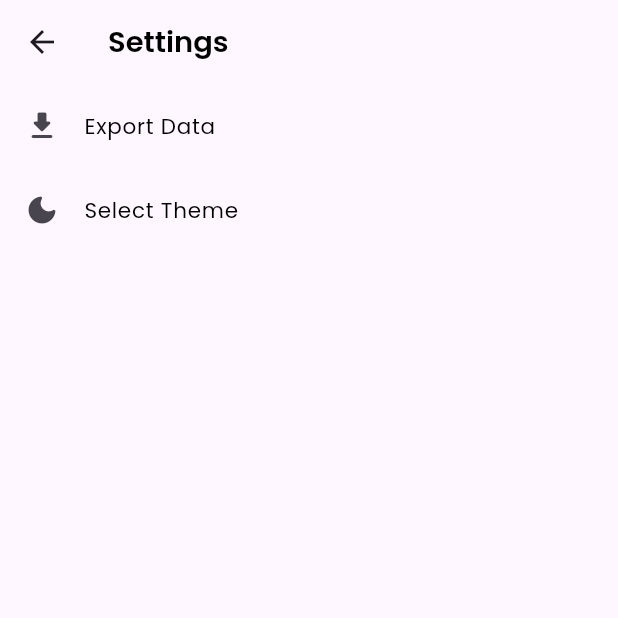
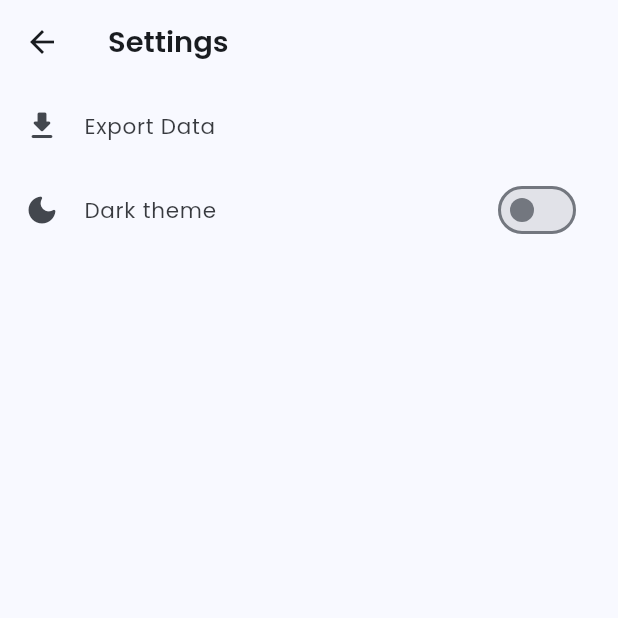
Before and after one commit to jyodesh10/MyTracker, a Flutter app: the screen it shows after launch, after a tap on the "settings" icon, on a phone screen of 412 x 824 dp, the top half of it. Run offline on Flutter 3.47's test engine with Material 3 defaults, Android fonts, the phone set to English and light mode, and no system bars; our stand-ins replace equatable, fl_chart, flutter_bloc, google_fonts, isar, permission_handler and 2 more; accounts and stored records are empty; generated files the repository leaves out were written again.

Commit message:
theme switcher shared prefs

```diff
--- a/lib/cubit/expenses_cubit/expenses_cubit.dart
+++ b/lib/cubit/expenses_cubit/expenses_cubit.dart
@@ -1,4 +1,5 @@
 import 'package:equatable/equatable.dart';
+import 'package:flutter/material.dart';
 import 'package:flutter_bloc/flutter_bloc.dart';
 import 'package:isar/isar.dart';
 import 'package:my_tracker/db/expenses.dart';
@@ -27,6 +28,18 @@ class ExpensesCubit extends Cubit<ExpensesState> {
     try {
       emit(ExpensesLoading());
       var data = await DbController.isar.expenses.filter().dateBetween(DateTime.now().subtract(Duration(days: DateTime.now().day)), DateTime.now()).sortByDateDesc().findAll();
+      category = data.map((e) => e.category).toSet().toList();
+      emit(ExpensesLoaded(expenses: data, category: category));
+    } on Exception {
+      emit(ExpensesError());
+    }
+
+  }
+
+  fetchExpensesCustom({required DateTimeRange<DateTime> dateRange}) async {
+    try {
+      emit(ExpensesLoading());
+      var data = await DbController.isar.expenses.filter().dateBetween(dateRange.start, dateRange.end).sortByDateDesc().findAll();
       category = data.map((e) => e.category).toSet().toList();
       emit(ExpensesLoaded(expenses: data, category: category));
     } on Exception {
--- /dev/null
+++ b/lib/cubit/theme_cubit/theme_cubit.dart
@@ -0,0 +1,22 @@
+import 'package:equatable/equatable.dart';
+import 'package:flutter_bloc/flutter_bloc.dart';
+import 'package:my_tracker/utils/shared_pref.dart';
+
+part 'theme_state.dart';
+
+class ThemeCubit extends Cubit<bool> {
+  ThemeCubit() : super(false);
+
+  void checkTheme() {
+    if(SharedPref.read("isDarkTheme")!=null) {
+      emit(SharedPref.read("isDarkTheme"));
+    } else {
+      emit(state);
+    }
+  }
+
+  void toggleTheme() {
+    SharedPref.write("isDarkTheme", !state);
+    emit(!state);
+  }
+}
--- a/lib/main.dart
+++ b/lib/main.dart
@@ -2,19 +2,29 @@ import 'package:flutter/material.dart';
 import 'package:flutter_bloc/flutter_bloc.dart';
 import 'package:my_tracker/cubit/category_cubit/category_cubit.dart';
 import 'package:my_tracker/cubit/expenses_cubit/expenses_cubit.dart';
+import 'package:my_tracker/cubit/theme_cubit/theme_cubit.dart';
 import 'package:my_tracker/db_controller/db_controller.dart';
 import 'package:my_tracker/pages/home_page.dart';
 import 'package:responsive_sizer/responsive_sizer.dart';
 
 import 'cubit/amount_cubit/amount_cubit.dart';
+import 'utils/shared_pref.dart';
+
+final lightTheme = ThemeData(
+  colorScheme: ColorScheme.fromSeed(seedColor: Colors.blue, brightness: Brightness.light),
+);
+
+final darkTheme = ThemeData(
+  colorScheme: ColorScheme.fromSeed(seedColor: Colors.blue, brightness: Brightness.dark),
+);
 
 void main() async {
   await _setup();
-  runApp(const MyApp());
-
+  await SharedPref.init();
+  runApp(BlocProvider(create: (context) => ThemeCubit()..checkTheme(), child: MyApp()));
 }
 
-Future<void> _setup() async{
+Future<void> _setup() async {
   WidgetsFlutterBinding.ensureInitialized();
   await DbController.setup();
 }
@@ -22,27 +32,50 @@ Future<void> _setup() async{
 class MyApp extends StatelessWidget {
   const MyApp({super.key});
 
-  // This widget is the root of your application.
   @override
   Widget build(BuildContext context) {
+    return BlocBuilder<ThemeCubit, bool>(
+      builder: (context, state) {
         return ResponsiveSizer(
-      builder: (p0, p1, p2) =>
-        MultiBlocProvider(
+          builder: (p0, p1, p2) => MultiBlocProvider(
             providers: [
               BlocProvider(create: (context) => AmountCubit()),
-            BlocProvider(create: (context) => ExpensesCubit()..fetchExpenses()),
-            BlocProvider(create: (context) => CategoryCubit()..fetchCategories()),
-            BlocProvider(create: (context) => CategoryCubit()..addCategories()),
+              BlocProvider(
+                create: (context) {
+                  if(SharedPref.read("tab")!=null) {
+                    switch (SharedPref.read("tab")) {
+                      case 0:
+                        return ExpensesCubit()..fetchExpenses();
+                      case 1:
+                        return ExpensesCubit()..fetchExpensesToday();
+                      case 2:
+                        return ExpensesCubit()..fetchExpensesThisMonth();
+                      default:
+                        return ExpensesCubit()..fetchExpenses();
+                    }
+                  } else {
+                    return ExpensesCubit()..fetchExpenses();
+                  }
+                }
+              ),
+              BlocProvider(
+                create: (context) => CategoryCubit()..fetchCategories(),
+              ),
+              BlocProvider(
+                create: (context) => CategoryCubit()..addCategories(),
+              ),
             ],
             child: MaterialApp(
               title: 'Flutter Demo',
               debugShowCheckedModeBanner: false,
-            theme: ThemeData(
-              colorScheme: ColorScheme.fromSeed(seedColor: Colors.deepPurple),
+              theme: lightTheme,
+              darkTheme: darkTheme,
+              themeMode: state ?  ThemeMode.dark : ThemeMode.light,
+              home: HomePage(),
             ),
-            home: HomePage()
           ),
-        )
+        );
+      },
     );
   }
 }
--- a/lib/pages/home_page.dart
+++ b/lib/pages/home_page.dart
@@ -7,6 +7,7 @@ import 'package:my_tracker/pages/add_expense_page.dart';
 import 'package:my_tracker/pages/edit_expense_page.dart';
 import 'package:my_tracker/pages/settings_page.dart';
 import 'package:my_tracker/utils/dateformatter.dart';
+import 'package:my_tracker/utils/shared_pref.dart';
 import 'package:my_tracker/widgets/indicator.dart';
 import 'package:responsive_sizer/responsive_sizer.dart';
 
@@ -46,30 +47,49 @@ class _HomePageState extends State<HomePage> with SingleTickerProviderStateMixin
   @override
   void initState() {
     super.initState();
-    tabController = TabController(length: 3, vsync: this, animationDuration: Duration(milliseconds: 100))..addListener(() {
+    tabController = TabController(initialIndex: SharedPref.read("tab") ?? 0, length: 4, vsync: this, animationDuration: Duration(milliseconds: 100))..addListener(() {
       handleTabChange(tabController.index);
     },);
   }
 
-  void handleTabChange(int value) {
+  void handleTabChange(int value) async {
     if (tab == value) return; // Do nothing if tab hasn't changed
     tab = value;
+    SharedPref.write("tab", value);
     if (value == 0) {
       context.read<ExpensesCubit>().fetchExpenses();
     } else if (value == 1) {
       context.read<ExpensesCubit>().fetchExpensesToday();
+    } else if (value == 2) {
+      context.read<ExpensesCubit>().fetchExpensesThisMonth();
     } else {
-      context.read<ExpensesCubit>().fetchExpensesThisMonth();
+      DateTimeRange<DateTime>? dateRange = await showDateRangePicker(
+        context: context,
+        barrierColor: Colors.white,
+        firstDate: DateTime(2001),
+        lastDate: DateTime(2050),
+        // builder: (context, child) => Theme(
+        //   data: ThemeD,
+        //   child: child!
+        // ),
+
+      );
+      if(dateRange !=null) {
+        if(mounted) {
+          context.read<ExpensesCubit>().fetchExpensesCustom(dateRange: dateRange);
+        }
+      }
     }
   }
 
   @override
   Widget build(BuildContext context) {
     return Scaffold(
-      backgroundColor: Colors.white,
+      backgroundColor: Theme.of(context).colorScheme.surface,
       body: SafeArea(
-        child: CustomScrollView(
-          slivers: [
+        child: NestedScrollView(
+          headerSliverBuilder: (context, innerBoxIsScrolled) {
+            return [
               SliverToBoxAdapter(
                 child: BlocBuilder<ExpensesCubit, ExpensesState>(
                   builder: (context, state) {
@@ -93,7 +113,7 @@ class _HomePageState extends State<HomePage> with SingleTickerProviderStateMixin
                                       return PieChartSectionData(
                                         value: double.parse(sumup(state.expenses.where((e) => e.category == state.category[index]).toList().map((e) => double.parse(e.amount.toString())).toList())),
                                         title: state.category[index],
-                                      titleStyle: lighttitlestyle.copyWith(fontSize: 12.sp),
+                                        titleStyle: lighttitlestyle(context).copyWith(fontSize: 12.sp),
                                         color: harmoniousColors[index % harmoniousColors.length],
                                         radius: 22.sp,
                                         showTitle: false,
@@ -121,7 +141,7 @@ class _HomePageState extends State<HomePage> with SingleTickerProviderStateMixin
                                 state is ExpensesLoaded
                                   ? "€ ${sumup(state.expenses.map((e) => double.parse(e.amount.toString())).toList())}"
                                   : "€ 000",
-                              style: titlestyle.copyWith(
+                                style: titlestyle(context).copyWith(
                                   color: Colors.blueAccent,
                                   fontSize: 22.sp,
                                 ),
@@ -161,7 +181,7 @@ class _HomePageState extends State<HomePage> with SingleTickerProviderStateMixin
                 ),
               ),
               SliverAppBar(
-              backgroundColor: Colors.white,
+                backgroundColor: Theme.of(context).colorScheme.surface,
                 surfaceTintColor: Colors.white,
                 pinned: true,
                 elevation: 0,
@@ -177,7 +197,7 @@ class _HomePageState extends State<HomePage> with SingleTickerProviderStateMixin
                       indicatorWeight: 2.sp,
                       labelColor: Colors.blueAccent,
                       dividerHeight: 0,
-                    labelStyle: lighttitlestyle.copyWith(fontSize: 14.sp),
+                      labelStyle: lighttitlestyle(context).copyWith(fontSize: 14.sp),
                       onTap: (value) {
                         handleTabChange(value);
                       },
@@ -185,18 +205,21 @@ class _HomePageState extends State<HomePage> with SingleTickerProviderStateMixin
                         Tab(text: "All"),
                         Tab(text: "Today"),
                         Tab(text: "This month"),
+                        Tab(text: "Custom"),
                       ],
                     ),
                   ),
                 ),
               ),
-            SliverFillRemaining(
-              child: BlocBuilder<ExpensesCubit, ExpensesState>(
+            ];
+          },
+          body: BlocBuilder<ExpensesCubit, ExpensesState>(
             builder: (context, state) {
               if (state is ExpensesLoaded) {
                 return TabBarView(
                   controller: tabController,
                   children: [
+                    _buildExpensesListView(state),
                     _buildExpensesListView(state),
                     _buildExpensesListView(state),
                     _buildExpensesListView(state),
@@ -210,8 +233,6 @@ class _HomePageState extends State<HomePage> with SingleTickerProviderStateMixin
               }
             },
           )
-            )
-          ],
         ),
       ),
       floatingActionButton: FloatingActionButton(
@@ -231,9 +252,8 @@ class _HomePageState extends State<HomePage> with SingleTickerProviderStateMixin
 
   _buildExpensesListView(ExpensesLoaded state) {
     return ListView.builder(
-      shrinkWrap: true,
       itemCount: state.expenses.length,
-      physics: NeverScrollableScrollPhysics(),
+      padding: EdgeInsets.only(bottom: 30.sp),
       itemBuilder: (context, index) {
         return ListTile(
           contentPadding: EdgeInsets.only(left: 15.sp),
@@ -241,7 +261,7 @@ class _HomePageState extends State<HomePage> with SingleTickerProviderStateMixin
             backgroundColor: harmoniousColors[cat.indexWhere((e) => e["name"] == state.expenses[index].category) % harmoniousColors.length],
             radius: 15.sp,
             child: Text(state.expenses[index].category.toString()[0],
-              style: titlestyle.copyWith(
+              style: titlestyle(context).copyWith(
                 color: Colors.white,
                 fontSize: 14.sp,
               ),
@@ -249,11 +269,11 @@ class _HomePageState extends State<HomePage> with SingleTickerProviderStateMixin
           ),
           title: Text(
             state.expenses[index].category.toString(),
-            style: lighttitlestyle,
+            style: lighttitlestyle(context),
           ),
           subtitle: Text(
             state.expenses[index].description.toString(),
-            style: lighttitlestyle.copyWith(
+            style: lighttitlestyle(context).copyWith(
               color: Colors.grey,
               fontSize: 14.sp,
             ),
@@ -267,14 +287,14 @@ class _HomePageState extends State<HomePage> with SingleTickerProviderStateMixin
                 children: [
                   Text(
                     "- € ${state.expenses[index].amount.toString()}",
-                    style: lighttitlestyle.copyWith(
+                    style: lighttitlestyle(context).copyWith(
                       fontWeight: FontWeight.bold,
                       color: Colors.red,
                     ),
                   ),
                   Text(
                     dateFormatter(state.expenses[index].date),
-                    style: lighttitlestyle.copyWith(
+                    style: lighttitlestyle(context).copyWith(
                       color: Colors.grey,
                       fontSize: 14.sp,
                     ),
@@ -291,7 +311,7 @@ class _HomePageState extends State<HomePage> with SingleTickerProviderStateMixin
                 itemBuilder: (context) {
                   return [
                     PopupMenuItem(
-                      labelTextStyle:WidgetStateProperty.all(lighttitlestyle.copyWith(fontSize: 15.sp)),
+                      labelTextStyle:WidgetStateProperty.all(lighttitlestyle(context).copyWith(fontSize: 15.sp)),
                       child: Text("Edit"),
                       onTap: () {
                         context.read<AmountCubit>().clear();
@@ -301,14 +321,14 @@ class _HomePageState extends State<HomePage> with SingleTickerProviderStateMixin
                       },
                     ),
                     PopupMenuItem(
-                      labelTextStyle:WidgetStateProperty.all(lighttitlestyle.copyWith(fontSize: 15.sp)),
+                      labelTextStyle:WidgetStateProperty.all(lighttitlestyle(context).copyWith(fontSize: 15.sp)),
                       child: Text("Delete"),
                       onTap: () {
                         showDialog(
                           context: context,
                           builder: (context) => AlertDialog(
-                            title: Text("Delete Expense", style: titlestyle.copyWith(fontSize: 16.sp),),
-                            content: Text("Are you sure you want to delete this expense?", style: lighttitlestyle.copyWith(fontSize: 15.sp)),
+                            title: Text("Delete Expense", style: titlestyle(context).copyWith(fontSize: 16.sp),),
+                            content: Text("Are you sure you want to delete this expense?", style: lighttitlestyle(context).copyWith(fontSize: 15.sp)),
                             backgroundColor: Colors.white,
                             shape: RoundedSuperellipseBorder(
                               borderRadius: BorderRadius.circular(15.sp),
@@ -318,14 +338,14 @@ class _HomePageState extends State<HomePage> with SingleTickerProviderStateMixin
                                 onPressed: () {
                                   Navigator.pop(context);
                                 },
-                                child: Text("Cancel", style: lighttitlestyle.copyWith(fontSize: 15.sp),),
+                                child: Text("Cancel", style: lighttitlestyle(context).copyWith(fontSize: 15.sp),),
                               ),
                               TextButton(
                                 onPressed: () {
                                   context.read<ExpensesCubit>().deleteItem(id: state.expenses[index].id, tab: tab);
                                   Navigator.pop(context);
                                 },
-                                child: Text("Delete", style: lighttitlestyle.copyWith(fontSize: 15.sp, color: Colors.red),),
+                                child: Text("Delete", style: lighttitlestyle(context).copyWith(fontSize: 15.sp, color: Colors.red),),
                               ),
                             ],
                           ),
@@ -335,11 +355,6 @@ class _HomePageState extends State<HomePage> with SingleTickerProviderStateMixin
                   ];
                 },
               )
-              // IconButton(
-              //   onPressed: () {
-              //   },
-              //   icon: Icon(Icons.more_vert_rounded, color: Colors.blueAccent),
-              // ),
             ],
           ),
         );
--- a/lib/pages/settings_page.dart
+++ b/lib/pages/settings_page.dart
@@ -2,6 +2,8 @@ import 'dart:convert';
 import 'dart:io';
 
 import 'package:flutter/material.dart';
+import 'package:flutter_bloc/flutter_bloc.dart';
+import 'package:my_tracker/cubit/theme_cubit/theme_cubit.dart';
 import 'package:my_tracker/db_controller/db_controller.dart';
 import 'package:my_tracker/themes.dart';
 import 'package:path_provider/path_provider.dart';
@@ -15,7 +17,6 @@ class SettingsPage extends StatefulWidget {
 }
 
 class _SettingsPageState extends State<SettingsPage> {
-
   Future<bool> requestStoragePermission() async {
     // var status = await Permission.storage.status;
     // if (!status.isGranted) {
@@ -27,7 +28,7 @@ class _SettingsPageState extends State<SettingsPage> {
   Future<File?> getLocalFile(String fileName) async {
     var result = await requestStoragePermission();
 
-    if(result == true) {
+    if (result == true) {
       // 1. Get the path to the Documents directory.
       final directory = await getDownloadsDirectory();
       // getApplicationDocumentsDirectory();
@@ -55,27 +56,42 @@ class _SettingsPageState extends State<SettingsPage> {
     await file?.writeAsString(jsonString);
   }
 
-
   @override
   Widget build(BuildContext context) {
     return Scaffold(
+      backgroundColor: Theme.of(context).scaffoldBackgroundColor,
       appBar: AppBar(
-        title: Text("Settings", style: titlestyle,),
+        backgroundColor: Theme.of(context).colorScheme.surface,
+        title: Text("Settings", style: titlestyle(context)),
       ),
-      body: Column(children: [
+      body: BlocBuilder<ThemeCubit, bool>(
+        builder: (context, state) {
+          return Column(
+            children: [
               ListTile(
                 leading: Icon(Icons.download_rounded),
-          title: Text("Export Data", style: lighttitlestyle,),
+                title: Text("Export Data", style: lighttitlestyle(context)),
                 onTap: () async {
-             List<Map<String, dynamic>> data = await DbController().exportUsersToJson();
+                  List<Map<String, dynamic>> data = await DbController()
+                      .exportUsersToJson();
                   saveJsonData(data);
                 },
               ),
               ListTile(
                 leading: Icon(Icons.dark_mode_rounded),
-          title: Text("Select Theme", style: lighttitlestyle,),
+                title: Text("Dark theme", style: lighttitlestyle(context)),
+                trailing: Switch.adaptive(
+                  value: state,
+                  onChanged: (value) {
+                    // bool val = !value;
+                    context.read<ThemeCubit>().toggleTheme();
+                  },
                 ),
-      ],),
+              ),
+            ],
+          );
+        },
+      ),
     );
   }
 }
--- a/lib/themes.dart
+++ b/lib/themes.dart
@@ -7,14 +7,36 @@ import 'package:flutter/material.dart';
 import 'package:google_fonts/google_fonts.dart';
 import 'package:responsive_sizer/responsive_sizer.dart';
 
-TextStyle titlestyle = GoogleFonts.poppins(
+// TextStyle titlestyle = GoogleFonts.poppins(
+//   fontSize: 18.sp,
+//   fontWeight: FontWeight.w600,
+//   color: Colors.black
+// );
+
+// TextStyle lighttitlestyle = GoogleFonts.poppins(
+//   fontSize: 15.5.sp,
+//   fontWeight: FontWeight.normal,
+//   color: Colors.black
+// );
+
+TextStyle titlestyle(BuildContext context) {
+  // Use the color that is the opposite of the background
+  final color = Theme.of(context).colorScheme.onSurface;
+
+  return GoogleFonts.poppins(
     fontSize: 18.sp,
     fontWeight: FontWeight.w600,
-  color: Colors.black
+    color: color, // Dynamic color based on current theme
   );
+}
 
-TextStyle lighttitlestyle = GoogleFonts.poppins(
+TextStyle lighttitlestyle(BuildContext context) {
+  // Use the color that is the opposite of the background
+  final color = Theme.of(context).colorScheme.onSurface.withAlpha(220);
+
+  return GoogleFonts.poppins(
     fontSize: 15.5.sp,
     fontWeight: FontWeight.normal,
-  color: Colors.black
+    color: color, // Dynamic color based on current theme
   );
+}
--- /dev/null
+++ b/lib/utils/shared_pref.dart
@@ -0,0 +1,47 @@
+import 'dart:convert';
+
+import 'package:shared_preferences/shared_preferences.dart';
+
+class SharedPref {
+  static late SharedPreferences _preferences;
+
+  SharedPref._privateConstructor();
+
+  static Future<void> init() async {
+    _preferences = await SharedPreferences.getInstance();
+  }
+
+  static dynamic read(String key, {dynamic defaultValue}) {
+    final value = _preferences.get(key);
+    return value ?? defaultValue;
+  }
+
+  static Future<bool> write(String key, dynamic value) {
+    if (value is String) {
+      return _preferences.setString(key, value);
+    } else if (value is int) {
+      return _preferences.setInt(key, value);
+    } else if (value is double) {
+      return _preferences.setDouble(key, value);
+    } else if (value is bool) {
+      return _preferences.setBool(key, value);
+    } else if (value is Map) {
+      final jsonString = jsonEncode(value);
+      return _preferences.setString(key, jsonString);
+    } else {
+      throw Exception('Unsupported data type');
+    }
+  }
+
+  static Map<String, dynamic> readMap(String key, {required Map<String, dynamic> defaultValue}) {
+    final jsonString = _preferences.getString(key);
+    if (jsonString != null) {
+      return jsonDecode(jsonString);
+    }
+    return defaultValue;
+  }
+
+  static Future<bool> remove(String key) {
+    return _preferences.remove(key);
+  }
+}
--- a/lib/widgets/indicator.dart
+++ b/lib/widgets/indicator.dart
@@ -34,7 +34,7 @@ class Indicator extends StatelessWidget {
         ),
         Text(
           text,
-          style: lighttitlestyle.copyWith(fontSize: 11.sp, overflow: TextOverflow.ellipsis),
+          style: lighttitlestyle(context).copyWith(fontSize: 11.sp, overflow: TextOverflow.ellipsis),
           overflow: TextOverflow.ellipsis,
         )
       ],
--- a/pubspec.yaml
+++ b/pubspec.yaml
@@ -46,6 +46,7 @@ dependencies:
   intl: ^0.20.2
   fl_chart: ^0.67.0
   permission_handler: ^12.0.1
+  shared_preferences: ^2.5.3
 
 dev_dependencies:
   flutter_test:
```
Also changed, not shown: lib/cubit/theme_cubit/theme_state.dart (added, +10 -0 lines), lib/pages/add_expense_page.dart (+11 -11 lines), lib/pages/edit_expense_page.dart (+11 -11 lines), pubspec.lock. Lines whose indentation alone changed are shown as unchanged.
